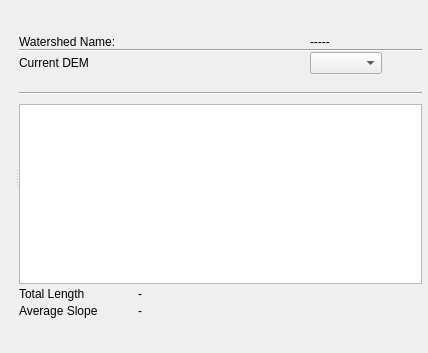
Above: src/ui/reoslongitudinalprofilewidget.ui from vcloarec/ReosProject before the change. Below: the same form after it.
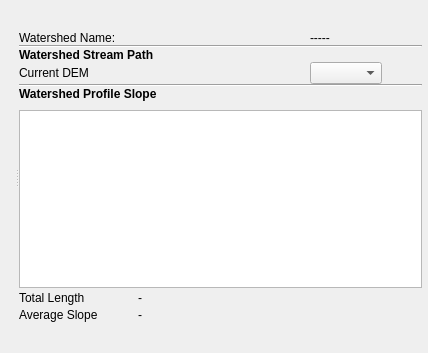
That is the form after the change. Icons and pictures are not drawn. Custom widgets are drawn as their Qt base class.

Commit message: longitudinale profile 2/2 and remove watershed

What changed in the file:
```diff
--- a/src/ui/reoslongitudinalprofilewidget.ui
+++ b/src/ui/reoslongitudinalprofilewidget.ui
@@ -48,6 +48,9 @@
        </property>
        <item>
         <layout class="QGridLayout" name="gridLayout_3" columnstretch="1,0,0">
+         <property name="spacing">
+          <number>0</number>
+         </property>
          <item row="1" column="0">
           <widget class="QLabel" name="label_2">
            <property name="text">
@@ -69,17 +72,34 @@
            </property>
           </widget>
          </item>
-         <item row="3" column="1">
-          <widget class="ReosDigitalElevationModelComboBox" name="mComboBoxDEM"/>
-         </item>
-         <item row="5" column="0" colspan="3">
+         <item row="7" column="0" colspan="3">
           <widget class="Line" name="line_2">
            <property name="orientation">
             <enum>Qt::Horizontal</enum>
            </property>
           </widget>
          </item>
-         <item row="3" column="2">
+         <item row="0" column="0">
+          <spacer name="verticalSpacer_2">
+           <property name="orientation">
+            <enum>Qt::Vertical</enum>
+           </property>
+           <property name="sizeHint" stdset="0">
+            <size>
+             <width>20</width>
+             <height>40</height>
+            </size>
+           </property>
+          </spacer>
+         </item>
+         <item row="2" column="0" colspan="3">
+          <widget class="Line" name="line">
+           <property name="orientation">
+            <enum>Qt::Horizontal</enum>
+           </property>
+          </widget>
+         </item>
+         <item row="4" column="2">
           <spacer name="horizontalSpacer">
            <property name="orientation">
             <enum>Qt::Horizontal</enum>
@@ -93,13 +113,19 @@
           </spacer>
          </item>
          <item row="3" column="0">
-          <widget class="QLabel" name="label">
+          <widget class="QLabel" name="label_5">
+           <property name="font">
+            <font>
+             <weight>75</weight>
+             <bold>true</bold>
+            </font>
+           </property>
            <property name="text">
-            <string>Current DEM</string>
+            <string>Watershed Stream Path</string>
            </property>
           </widget>
          </item>
-         <item row="4" column="0" colspan="3">
+         <item row="6" column="0" colspan="3">
           <widget class="QWidget" name="mWidgetToolStreamLine" native="true">
            <property name="minimumSize">
             <size>
@@ -108,27 +134,49 @@
             </size>
            </property>
            <layout class="QHBoxLayout" name="horizontalLayout_2">
+            <property name="spacing">
+             <number>0</number>
+            </property>
+            <property name="leftMargin">
+             <number>0</number>
+            </property>
+            <property name="topMargin">
+             <number>0</number>
+            </property>
+            <property name="rightMargin">
+             <number>0</number>
+            </property>
             <property name="bottomMargin">
-             <number>9</number>
+             <number>0</number>
             </property>
            </layout>
           </widget>
          </item>
-         <item row="0" column="0">
-          <spacer name="verticalSpacer_2">
-           <property name="orientation">
-            <enum>Qt::Vertical</enum>
+         <item row="4" column="0">
+          <widget class="QLabel" name="label">
+           <property name="text">
+            <string>Current DEM</string>
            </property>
-           <property name="sizeHint" stdset="0">
-            <size>
-             <width>20</width>
-             <height>40</height>
-            </size>
-           </property>
-          </spacer>
+          </widget>
+         </item>
+         <item row="4" column="1">
+          <widget class="ReosDigitalElevationModelComboBox" name="mComboBoxDEM"/>
          </item>
         </layout>
        </item>
+       <item>
+        <widget class="QLabel" name="label_6">
+         <property name="font">
+          <font>
+           <weight>75</weight>
+           <bold>true</bold>
+          </font>
+         </property>
+         <property name="text">
+          <string>Watershed Profile Slope</string>
+         </property>
+        </widget>
+       </item>
        <item>
         <widget class="QWidget" name="mWidgetToolProfile" native="true">
          <layout class="QHBoxLayout" name="horizontalLayout">
```
Left out of the diff: 16 changed lines with no effect on the pictures. The commit also changes 72 other files.
